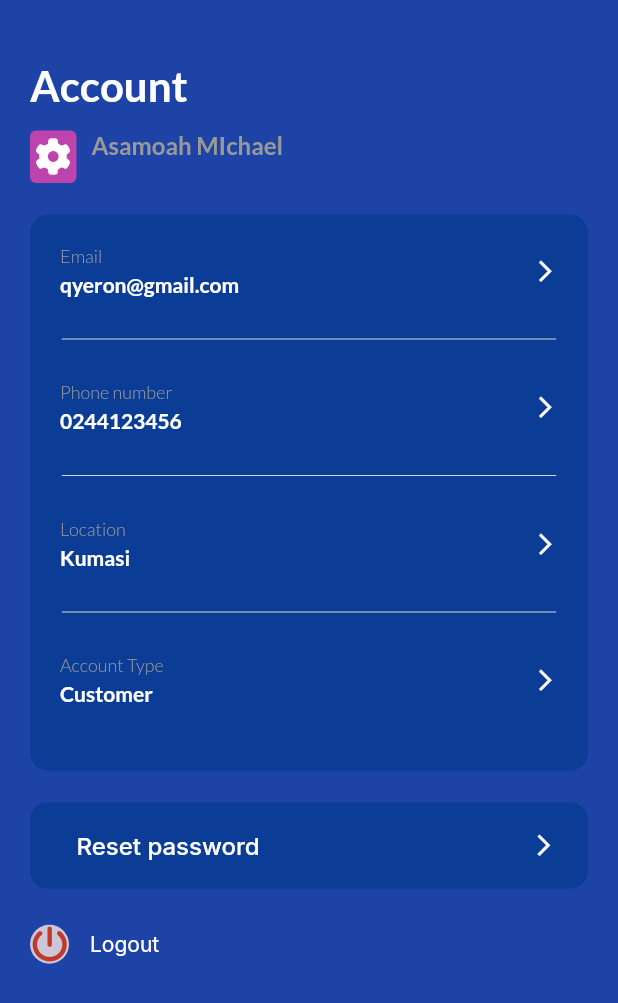
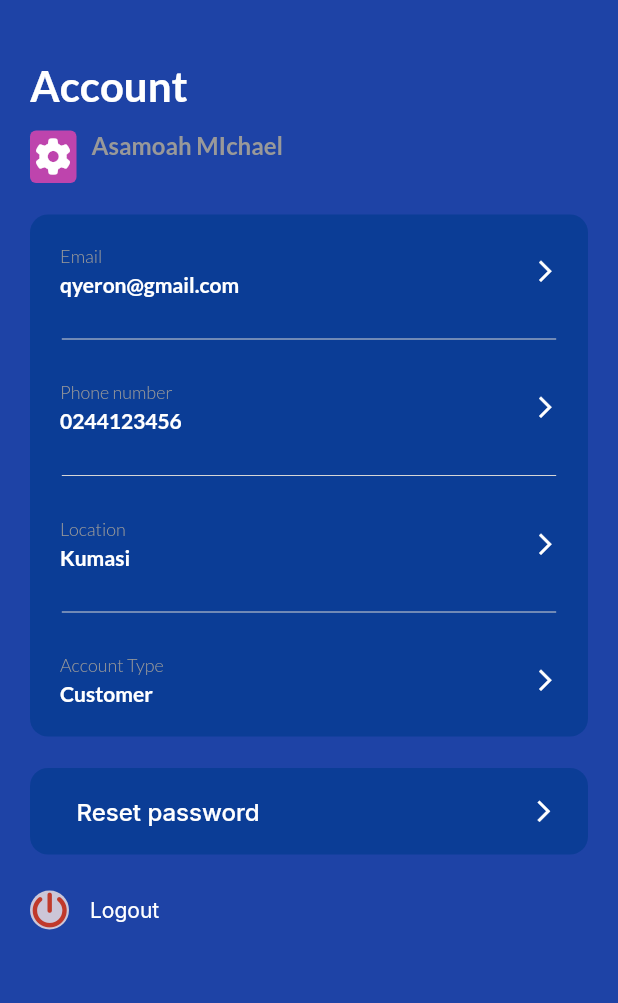
Before and after one commit to benacq/mystylist, a Flutter app: the Account screen opened directly, on a phone screen of 412 x 824 dp. Shown: the top 1003 px of the screen. Run offline on Flutter 3.47's test engine with Material 2 defaults, Android fonts, the phone set to English and light mode, and no system bars; our stand-ins replace cloud_firestore, firebase_auth, firebase_core, flutter_icons, flutter_spinkit, fluttertoast and 4 more; accounts and stored records are empty.

Commit message:
customer update

```diff
--- a/lib/screens/customers/account/account.dart
+++ b/lib/screens/customers/account/account.dart
@@ -7,9 +7,18 @@ import 'package:my_stylist/screens/reusablecomponents/header.dart';
 import 'package:my_stylist/screens/reusablecomponents/logout_button.dart';
 import 'package:my_stylist/screens/reusablecomponents/reset_password_button.dart';
 import '../../../utils/colors.dart';
-import '../../../utils/responsive.dart';
 
 class Account extends StatelessWidget {
+  final InputDecoration inputDecoration = InputDecoration(
+      enabled: true, border: InputBorder.none, isCollapsed: true);
+
+  final TextStyle googleFonts = GoogleFonts.lato(
+    textStyle: TextStyle(
+      fontSize: 14,
+      fontWeight: FontWeight.w600,
+      color: UiColors.color3,
+    ),
+  );
   @override
   Widget build(BuildContext context) {
     return Scaffold(
@@ -59,8 +68,6 @@ class Account extends StatelessWidget {
                   height: 21,
                 ),
                 Container(
-                  height: screenHeight(context, 0.45),
-                  width: screenWidth(context, 1),
                   decoration: BoxDecoration(
                     color: UiColors.color1,
                     borderRadius: BorderRadius.circular(12),
@@ -69,22 +76,66 @@ class Account extends StatelessWidget {
                     children: [
                       AccountData(
                         label: 'Email',
-                        value: 'qyeron@gmail.com',
+                        textFormField: TextFormField(
+                            initialValue: "qyeron@gmail.com",
+                            style: googleFonts,
+                            decoration: inputDecoration),
+                        handlerButton: GestureDetector(
+                          onTap: () => print("HELLO"),
+                          child: Icon(
+                            Icons.arrow_forward_ios,
+                            size: 17,
+                            color: UiColors.color3,
+                          ),
+                        ),
                       ),
                       CustomDivider(),
                       AccountData(
                         label: 'Phone number',
-                        value: '0244123456',
+                        textFormField: TextFormField(
+                            initialValue: "0244123456",
+                            style: googleFonts,
+                            decoration: inputDecoration),
+                        handlerButton: GestureDetector(
+                          onTap: () => print("HELLO"),
+                          child: Icon(
+                            Icons.arrow_forward_ios,
+                            size: 17,
+                            color: UiColors.color3,
+                          ),
+                        ),
                       ),
                       CustomDivider(),
                       AccountData(
                         label: 'Location',
-                        value: 'Kumasi',
+                        textFormField: TextFormField(
+                            initialValue: "Kumasi",
+                            style: googleFonts,
+                            decoration: inputDecoration),
+                        handlerButton: GestureDetector(
+                          onTap: () => print("HELLO"),
+                          child: Icon(
+                            Icons.arrow_forward_ios,
+                            size: 17,
+                            color: UiColors.color3,
+                          ),
+                        ),
                       ),
                       CustomDivider(),
                       AccountData(
                         label: 'Account Type',
-                        value: 'Customer',
+                        textFormField: TextFormField(
+                            initialValue: "Customer",
+                            style: googleFonts,
+                            decoration: inputDecoration),
+                        handlerButton: GestureDetector(
+                          onTap: () => print("HELLO"),
+                          child: Icon(
+                            Icons.arrow_forward_ios,
+                            size: 17,
+                            color: UiColors.color3,
+                          ),
+                        ),
                       ),
                     ],
                   ),
--- a/lib/screens/reusablecomponents/account_data.dart
+++ b/lib/screens/reusablecomponents/account_data.dart
@@ -4,12 +4,11 @@ import '../../utils/colors.dart';
 
 class AccountData extends StatelessWidget {
   final String label;
-  final String value;
-  const AccountData({
-    Key key,
-    this.label,
-    this.value,
-  }) : super(key: key);
+  final Widget handlerButton;
+  final Widget textFormField;
+  const AccountData(
+      {Key key, this.label, this.handlerButton, this.textFormField})
+      : super(key: key);
 
   @override
   Widget build(BuildContext context) {
@@ -17,7 +16,8 @@ class AccountData extends StatelessWidget {
       padding: const EdgeInsets.all(20.0),
       child: Row(
         children: [
-          Column(
+          Expanded(
+            child: Column(
               crossAxisAlignment: CrossAxisAlignment.start,
               children: [
                 Text(
@@ -34,25 +34,11 @@ class AccountData extends StatelessWidget {
                 SizedBox(
                   height: 4,
                 ),
-              Text(
-                value,
-                textAlign: TextAlign.center,
-                style: GoogleFonts.lato(
-                  textStyle: TextStyle(
-                    fontSize: 14,
-                    fontWeight: FontWeight.w600,
-                    color: UiColors.color3,
+                Container(child: textFormField)
+              ],
             ),
           ),
-              ),
-            ],
-          ),
-          Spacer(),
-          Icon(
-            Icons.arrow_forward_ios,
-            size: 17,
-            color: UiColors.color3,
-          ),
+          handlerButton
         ],
       ),
     );
--- a/pubspec.yaml
+++ b/pubspec.yaml
@@ -34,6 +34,7 @@ dependencies:
   shared_preferences: ^0.5.12+4
   modal_progress_hud: ^0.1.3
   flutter_icons: ^1.1.0
+  fluttertoast: ^7.1.5
 
 
   # file_picker: ^2.0.8
```
Also changed, not shown: lib/controllers/customer_controller.dart (+56 -2 lines), pubspec.lock. Lines whose indentation alone changed are shown as unchanged.
